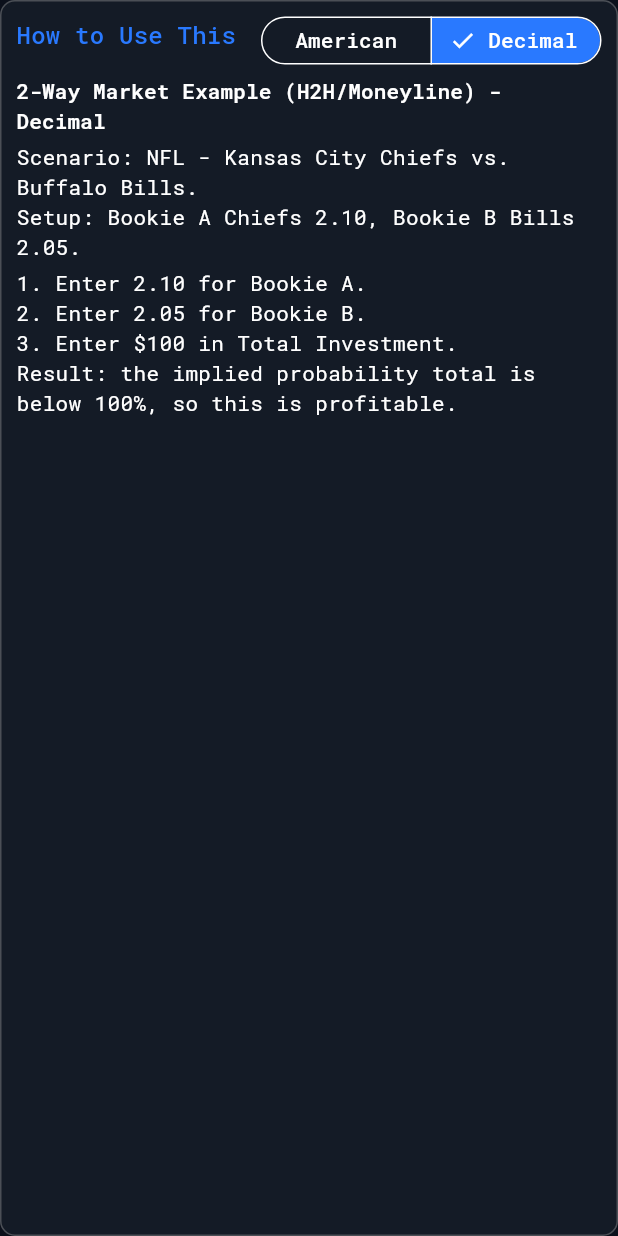
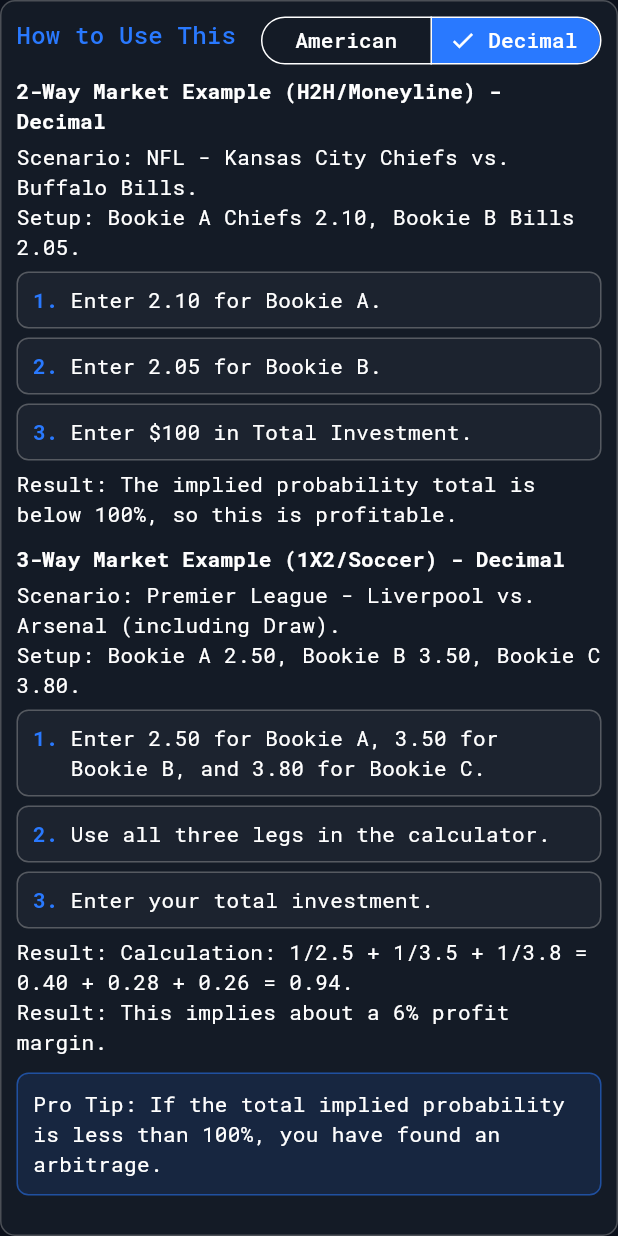
Before and after one commit to Chrisperriello/ArbiTrac, a Flutter app: the _ManualArbHowToUseSection widget shown alone on an empty page, opened directly, after a tap on "Decimal", on a phone screen of 412 x 824 dp. Run offline on Flutter 3.47's test engine with Material 3 defaults, Android fonts, the phone set to English and light mode, and no system bars; our stand-ins replace cloud_firestore, decimal, firebase_auth, firebase_core, flutter_dotenv, flutter_riverpod and 5 more; missing offline and left inert: rational; accounts and stored records are empty; generated files the repository leaves out were written again.

Commit message:
Made consistent themes and added the threeway example

```diff
--- a/lib/screens/calculator_screen.dart
+++ b/lib/screens/calculator_screen.dart
@@ -132,42 +132,166 @@
           ),
           const SizedBox(height: 8),
           if (_selectedMode == _HowToUseMode.american) ...[
-            Text(
-              '2-Way Market Example (H2H/Moneyline) - American',
-              style: textTheme.titleSmall?.copyWith(
-                fontWeight: FontWeight.w600,
-              ),
+            const _ExampleBlock(
+              title: '2-Way Market Example (H2H/Moneyline) - American',
+              scenario: 'NFL - Kansas City Chiefs vs. Buffalo Bills.',
+              setup: 'Bookie A Chiefs +110, Bookie B Bills +105.',
+              steps: [
+                'Set Bookie A sign to + and enter 110.',
+                'Set Bookie B sign to + and enter 105.',
+                'Enter \$100 in Total Investment.',
+              ],
+              resultLines: [
+                'Arb % is about 97.5% (profitable).',
+                'Bet about \$48.78 on Chiefs and \$51.22 on Bills for guaranteed profit.',
+              ],
             ),
-            const SizedBox(height: 4),
-            const Text('Scenario: NFL - Kansas City Chiefs vs. Buffalo Bills.'),
-            const Text('Setup: Bookie A Chiefs +110, Bookie B Bills +105.'),
-            const SizedBox(height: 4),
-            const Text('1. Set Bookie A sign to + and enter 110.'),
-            const Text('2. Set Bookie B sign to + and enter 105.'),
-            const Text('3. Enter \$100 in Total Investment.'),
-            const Text('Result: Arb % is about 97.5% (profitable).'),
-            const Text(
-              'Bet about \$48.78 on Chiefs and \$51.22 on Bills for guaranteed profit.',
+            const SizedBox(height: 10),
+            const _ExampleBlock(
+              title: '3-Way Market Example (1X2/Soccer) - American',
+              scenario:
+                  'Premier League - Liverpool vs. Arsenal (including Draw).',
+              setup:
+                  'Bookie A Liverpool +150, Bookie B Draw +250, Bookie C Arsenal +280.',
+              steps: [
+                'Enter Bookie A as +150.',
+                'Enter Bookie B as +250.',
+                'Enter Bookie C as +280.',
+              ],
+              resultLines: [
+                'The app sums reciprocal odds.',
+                'If total implied probability is below 100%, it marks a Profitable Opportunity and shows the 3-way stake split.',
+              ],
             ),
           ] else ...[
-            Text(
-              '2-Way Market Example (H2H/Moneyline) - Decimal',
-              style: textTheme.titleSmall?.copyWith(
-                fontWeight: FontWeight.w600,
-              ),
+            const _ExampleBlock(
+              title: '2-Way Market Example (H2H/Moneyline) - Decimal',
+              scenario: 'NFL - Kansas City Chiefs vs. Buffalo Bills.',
+              setup: 'Bookie A Chiefs 2.10, Bookie B Bills 2.05.',
+              steps: [
+                'Enter 2.10 for Bookie A.',
+                'Enter 2.05 for Bookie B.',
+                'Enter \$100 in Total Investment.',
+              ],
+              resultLines: [
+                'The implied probability total is below 100%, so this is profitable.',
+              ],
             ),
-            const SizedBox(height: 4),
-            const Text('Scenario: NFL - Kansas City Chiefs vs. Buffalo Bills.'),
-            const Text('Setup: Bookie A Chiefs 2.10, Bookie B Bills 2.05.'),
-            const SizedBox(height: 4),
-            const Text('1. Enter 2.10 for Bookie A.'),
-            const Text('2. Enter 2.05 for Bookie B.'),
-            const Text('3. Enter \$100 in Total Investment.'),
-            const Text(
-              'Result: the implied probability total is below 100%, so this is profitable.',
+            const SizedBox(height: 10),
+            const _ExampleBlock(
+              title: '3-Way Market Example (1X2/Soccer) - Decimal',
+              scenario:
+                  'Premier League - Liverpool vs. Arsenal (including Draw).',
+              setup: 'Bookie A 2.50, Bookie B 3.50, Bookie C 3.80.',
+              steps: [
+                'Enter 2.50 for Bookie A, 3.50 for Bookie B, and 3.80 for Bookie C.',
+                'Use all three legs in the calculator.',
+                'Enter your total investment.',
+              ],
+              resultLines: [
+                'Calculation: 1/2.5 + 1/3.5 + 1/3.8 = 0.40 + 0.28 + 0.26 = 0.94.',
+                'This implies about a 6% profit margin.',
+              ],
             ),
           ],
+          const SizedBox(height: 10),
+          const _ProTipBox(),
         ],
+      ),
+    );
+  }
+}
+
+class _ExampleBlock extends StatelessWidget {
+  const _ExampleBlock({
+    required this.title,
+    required this.scenario,
+    required this.setup,
+    required this.steps,
+    required this.resultLines,
+  });
+
+  final String title;
+  final String scenario;
+  final String setup;
+  final List<String> steps;
+  final List<String> resultLines;
+
+  @override
+  Widget build(BuildContext context) {
+    final textTheme = Theme.of(context).textTheme;
+    return Column(
+      crossAxisAlignment: CrossAxisAlignment.start,
+      children: [
+        Text(
+          title,
+          style: textTheme.titleSmall?.copyWith(fontWeight: FontWeight.w700),
+        ),
+        const SizedBox(height: 4),
+        Text('Scenario: $scenario'),
+        Text('Setup: $setup'),
+        const SizedBox(height: 6),
+        ...List.generate(
+          steps.length,
+          (index) => Padding(
+            padding: const EdgeInsets.only(bottom: 6),
+            child: _StepCard(stepNumber: index + 1, text: steps[index]),
+          ),
+        ),
+        ...resultLines.map((line) => Text('Result: $line')),
+      ],
+    );
+  }
+}
+
+class _StepCard extends StatelessWidget {
+  const _StepCard({required this.stepNumber, required this.text});
+
+  final int stepNumber;
+  final String text;
+
+  @override
+  Widget build(BuildContext context) {
+    return Container(
+      decoration: BoxDecoration(
+        color: QuantTheme.surface.withValues(alpha: 0.75),
+        borderRadius: BorderRadius.circular(8),
+        border: Border.all(color: QuantTheme.textMuted.withValues(alpha: 0.45)),
+      ),
+      padding: const EdgeInsets.symmetric(horizontal: 10, vertical: 8),
+      child: Row(
+        crossAxisAlignment: CrossAxisAlignment.start,
+        children: [
+          Text(
+            '$stepNumber.',
+            style: Theme.of(context).textTheme.titleSmall?.copyWith(
+              color: QuantTheme.action,
+              fontWeight: FontWeight.w700,
+            ),
+          ),
+          const SizedBox(width: 8),
+          Expanded(child: Text(text)),
+        ],
+      ),
+    );
+  }
+}
+
+class _ProTipBox extends StatelessWidget {
+  const _ProTipBox();
+
+  @override
+  Widget build(BuildContext context) {
+    return Container(
+      decoration: BoxDecoration(
+        color: QuantTheme.action.withValues(alpha: 0.12),
+        borderRadius: BorderRadius.circular(8),
+        border: Border.all(color: QuantTheme.action.withValues(alpha: 0.5)),
+      ),
+      padding: const EdgeInsets.all(10),
+      child: Text(
+        'Pro Tip: If the total implied probability is less than 100%, you have found an arbitrage.',
+        style: Theme.of(context).textTheme.bodyMedium,
       ),
     );
   }
```
Also changed, not shown: 2 other files.
